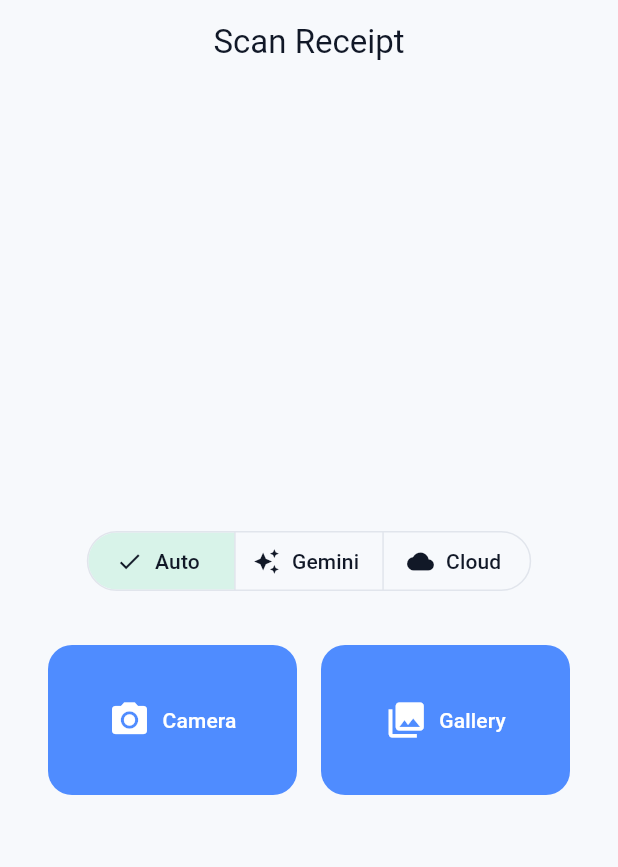
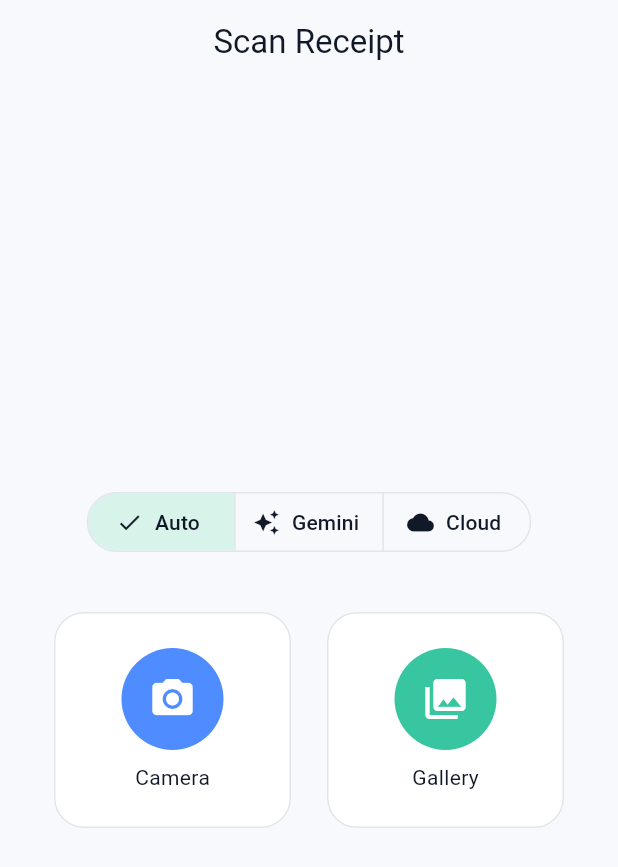
Before and after one commit to maulanasly/uangku, a Flutter app: the ScannerScreen screen opened by its route, on a phone screen of 412 x 824 dp. Shown: the top 867 px of the screen. Run offline on Flutter 3.47's test engine with Material 3 defaults, Android fonts, the phone set to English and light mode, and no system bars; our stand-ins replace csv, drift, file_picker, fl_chart, flutter_dotenv, flutter_image_compress and 7 more; missing offline and left inert: apple_vision_recognize_text, google_mlkit_text_recognition, sqlite3; accounts and stored records are empty; generated files the repository leaves out were written again.

Commit message:
feat: icon-circles for scanner buttons and donut chart on dashboard

```diff
--- a/lib/ui/scanner/scanner_screen.dart
+++ b/lib/ui/scanner/scanner_screen.dart
@@ -40,9 +40,7 @@ class _ScannerScreenState extends ConsumerState<ScannerScreen> {
       quality: 80,
       format: CompressFormat.jpeg,
     );
-    if (compressed != null) {
-      bytes = compressed;
-    }
+    bytes = compressed ?? bytes;
 
     // Write JPEG bytes to a temp file so ML Kit can read from path.
     final tempDir = await getTemporaryDirectory();
@@ -197,25 +195,69 @@ class _ScannerScreenState extends ConsumerState<ScannerScreen> {
                     child: Row(
                       children: [
                         Expanded(
-                          child: SizedBox(
-                            height: 100,
-                            child: ElevatedButton.icon(
-                              icon: const Icon(Icons.camera_alt, size: 28),
-                              label: const Text('Camera'),
-                              onPressed: () =>
-                                  _processImage(ImageSource.camera),
+                          child: Card(
+                            elevation: 0,
+                            shape: RoundedRectangleBorder(
+                              borderRadius: BorderRadius.circular(20),
+                              side: BorderSide(
+                                color: Theme.of(context).colorScheme.outline,
+                              ),
+                            ),
+                            child: InkWell(
+                              borderRadius: BorderRadius.circular(20),
+                              onTap: () => _processImage(ImageSource.camera),
+                              child: const Padding(
+                                padding: EdgeInsets.symmetric(vertical: 24),
+                                child: Column(
+                                  children: [
+                                    CircleAvatar(
+                                      radius: 34,
+                                      backgroundColor: Color(0xFF4F8CFF),
+                                      child: Icon(
+                                        Icons.camera_alt,
+                                        size: 32,
+                                        color: Colors.white,
+                                      ),
+                                    ),
+                                    SizedBox(height: 8),
+                                    Text('Camera'),
+                                  ],
+                                ),
+                              ),
                             ),
                           ),
                         ),
                         const SizedBox(width: 16),
                         Expanded(
-                          child: SizedBox(
-                            height: 100,
-                            child: ElevatedButton.icon(
-                              icon: const Icon(Icons.photo_library, size: 28),
-                              label: const Text('Gallery'),
-                              onPressed: () =>
-                                  _processImage(ImageSource.gallery),
+                          child: Card(
+                            elevation: 0,
+                            shape: RoundedRectangleBorder(
+                              borderRadius: BorderRadius.circular(20),
+                              side: BorderSide(
+                                color: Theme.of(context).colorScheme.outline,
+                              ),
+                            ),
+                            child: InkWell(
+                              borderRadius: BorderRadius.circular(20),
+                              onTap: () => _processImage(ImageSource.gallery),
+                              child: const Padding(
+                                padding: EdgeInsets.symmetric(vertical: 24),
+                                child: Column(
+                                  children: [
+                                    CircleAvatar(
+                                      radius: 34,
+                                      backgroundColor: Color(0xFF38C6A0),
+                                      child: Icon(
+                                        Icons.photo_library,
+                                        size: 32,
+                                        color: Colors.white,
+                                      ),
+                                    ),
+                                    SizedBox(height: 8),
+                                    Text('Gallery'),
+                                  ],
+                                ),
+                              ),
                             ),
                           ),
                         ),
```
Also changed, not shown: lib/ui/dashboard/dashboard_screen.dart (+42 -16 lines), 1 other file.
